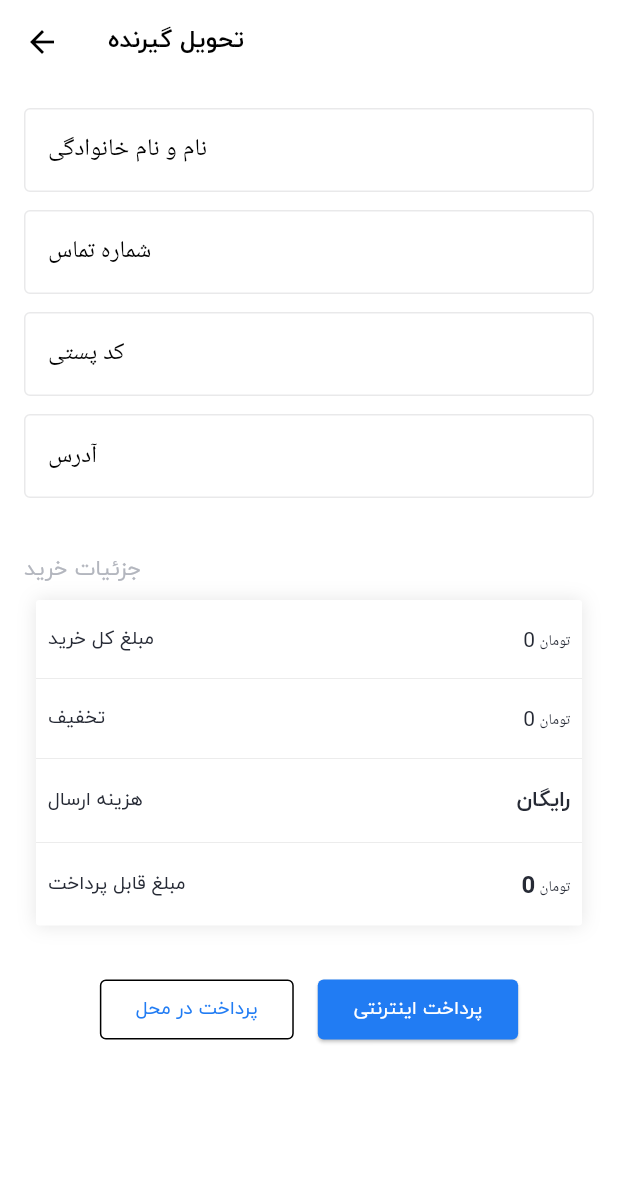
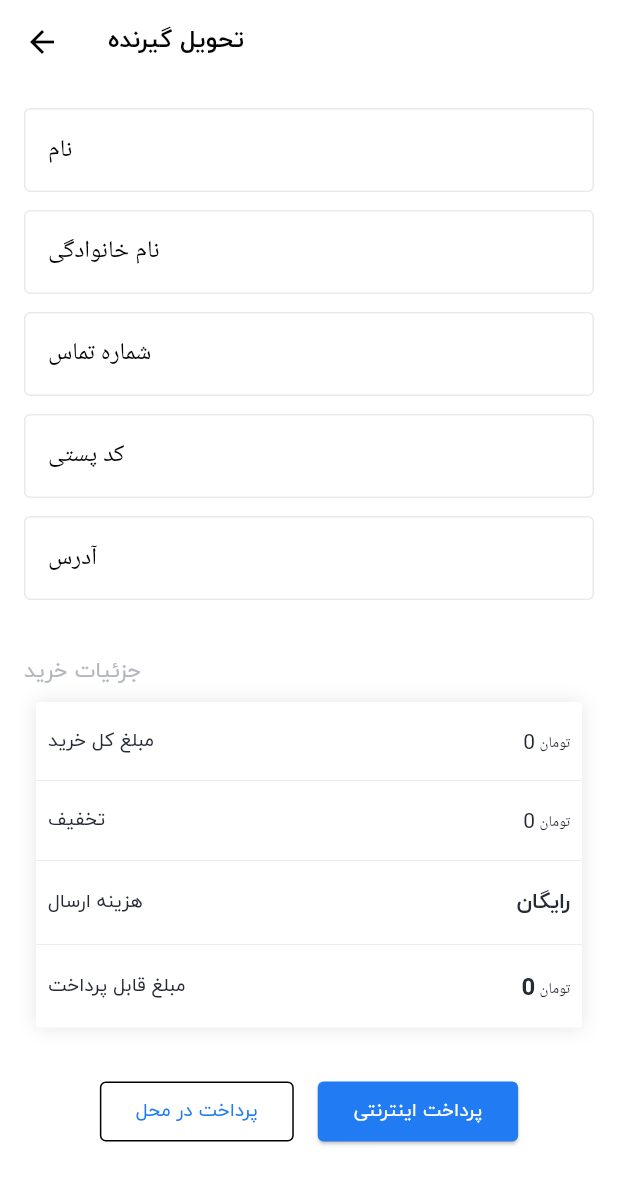
Before and after one commit to amir9877h/shop_flutter, a Flutter app: the ShippingScreen screen opened directly with empty values, on a phone screen of 412 x 824 dp. Shown: the top 1184 px of the screen. Run offline on Flutter 3.47's test engine with Material 3 defaults, Android fonts, the phone set to English and light mode, and no system bars; our stand-ins replace bloc, cached_network_image, dio, equatable, flutter_bloc, flutter_svg and 3 more; accounts and stored records are empty; network calls fail.

```diff
--- /dev/null
+++ b/lib/data/order.dart
@@ -0,0 +1,32 @@
+class CreateOrderResult {
+  final int orderId;
+  final String bankGatewayUrl;
+
+  CreateOrderResult({required this.orderId, required this.bankGatewayUrl});
+
+  CreateOrderResult.fromJson(Map<String, dynamic> json)
+      : orderId = json['order_id'],
+        bankGatewayUrl = json['bank_gateway_url'];
+}
+
+class CreateOrderParameters {
+  final String firstName;
+  final String lastName;
+  final String phoneNumber;
+  final String postalCode;
+  final String address;
+  final PaymentMethod paymentMethod;
+
+  CreateOrderParameters(
+      {required this.firstName,
+      required this.lastName,
+      required this.phoneNumber,
+      required this.postalCode,
+      required this.address,
+      required this.paymentMethod});
+}
+
+enum PaymentMethod {
+  online,
+  cashOnDelivery,
+}
--- /dev/null
+++ b/lib/data/repo/order_repository.dart
@@ -0,0 +1,21 @@
+import 'package:shop_flutter/common/http_client.dart';
+import 'package:shop_flutter/data/order.dart';
+import 'package:shop_flutter/data/source/order_data_source.dart';
+
+final orderRepository =
+    OrderRepository(dataSource: OrderRemoteDataSource(httpClient: httpClient));
+
+abstract class IOrderRepository {
+  Future<CreateOrderResult> createOrder(CreateOrderParameters parameters);
+}
+
+class OrderRepository implements IOrderRepository {
+  final IOrderDataSource dataSource;
+
+  OrderRepository({required this.dataSource});
+
+  @override
+  Future<CreateOrderResult> createOrder(CreateOrderParameters parameters) {
+    return dataSource.createOrder(parameters);
+  }
+}
--- a/lib/ui/product/bloc/product_bloc.dart
+++ b/lib/ui/product/bloc/product_bloc.dart
@@ -14,7 +14,8 @@ class ProductBloc extends Bloc<ProductEvent, ProductState> {
         try {
           emit(ProductAddToCartButtonLoading());
           await Future.delayed(const Duration(seconds: 2));
-          final result = await cartRepository.add(event.productId);
+          await cartRepository.add(event
+              .productId); //final result = await cartRepository.add(event.productId);
           await cartRepository.count();
           emit(ProductAddToCartSuccess());
         } catch (e) {
--- /dev/null
+++ b/lib/ui/shipping/bloc/shipping_event.dart
@@ -0,0 +1,14 @@
+part of 'shipping_bloc.dart';
+
+sealed class ShippingEvent extends Equatable {
+  const ShippingEvent();
+
+  @override
+  List<Object> get props => [];
+}
+
+class ShippingCreateOrder extends ShippingEvent {
+  final CreateOrderParameters parameters;
+
+  const ShippingCreateOrder({required this.parameters});
+}
--- /dev/null
+++ b/lib/ui/shipping/bloc/shipping_state.dart
@@ -0,0 +1,30 @@
+part of 'shipping_bloc.dart';
+
+sealed class ShippingState extends Equatable {
+  const ShippingState();
+
+  @override
+  List<Object> get props => [];
+}
+
+final class ShippingInitial extends ShippingState {}
+
+final class ShippingLoading extends ShippingState {}
+
+final class ShippingError extends ShippingState {
+  final AppException exception;
+
+  const ShippingError(this.exception);
+
+  @override
+  List<Object> get props => [exception];
+}
+
+final class ShippingSuccess extends ShippingState {
+  final CreateOrderResult result;
+
+  const ShippingSuccess({required this.result});
+
+  @override
+  List<Object> get props => [result];
+}
--- a/lib/ui/shipping/shipping.dart
+++ b/lib/ui/shipping/shipping.dart
@@ -1,9 +1,15 @@
+import 'dart:async';
+
 import 'package:flutter/material.dart';
+import 'package:flutter_bloc/flutter_bloc.dart';
 import 'package:shop_flutter/common/utils.dart';
+import 'package:shop_flutter/data/order.dart';
+import 'package:shop_flutter/data/repo/order_repository.dart';
 import 'package:shop_flutter/ui/cart/price_info.dart';
 import 'package:shop_flutter/ui/receipt/payment_receipt.dart';
+import 'package:shop_flutter/ui/shipping/bloc/shipping_bloc.dart';
 
-class ShippingScreen extends StatelessWidget {
+class ShippingScreen extends StatefulWidget {
   final int payablePrice;
   final int shippingCost;
   final int totalPrice;
@@ -13,6 +19,30 @@ class ShippingScreen extends StatelessWidget {
       required this.payablePrice,
       required this.shippingCost,
       required this.totalPrice});
+
+  @override
+  State<ShippingScreen> createState() => _ShippingScreenState();
+}
+
+class _ShippingScreenState extends State<ShippingScreen> {
+  final TextEditingController firstNameController = TextEditingController();
+
+  final TextEditingController lastNameController = TextEditingController();
+
+  final TextEditingController phoneNumberController = TextEditingController();
+
+  final TextEditingController postalCodeController = TextEditingController();
+
+  final TextEditingController addressController = TextEditingController();
+
+  StreamSubscription? subscription;
+
+  @override
+  void dispose() {
+    subscription?.cancel();
+    super.dispose();
+  }
+
   @override
   Widget build(BuildContext context) {
     return Scaffold(
@@ -20,56 +50,100 @@ class ShippingScreen extends StatelessWidget {
         title: const Text('تحویل گیرنده'),
         centerTitle: false,
       ),
-      body: SingleChildScrollView(
+      body: BlocProvider<ShippingBloc>(
+        create: (context) {
+          final bloc = ShippingBloc(repository: orderRepository);
+          subscription = bloc.stream.listen((event) {
+            if (event is ShippingError) {
+              ScaffoldMessenger.of(context).showSnackBar(
+                  SnackBar(content: Text(event.exception.message)));
+            } else if (event is ShippingSuccess) {
+              Navigator.of(context).push(MaterialPageRoute(
+                  builder: (context) => const PaymentReceiptScreen()));
+            }
+          });
+
+          return bloc;
+        },
+        child: SingleChildScrollView(
             physics: defaultscrollphysics,
             padding: const EdgeInsets.all(16),
             child: Column(
               crossAxisAlignment: CrossAxisAlignment.center,
               children: [
-              const TextField(
-                decoration: InputDecoration(label: Text('نام و نام خانوادگی')),
+                TextField(
+                  controller: firstNameController,
+                  decoration: const InputDecoration(label: Text('نام')),
                 ),
                 const SizedBox(
                   height: 12,
                 ),
-              const TextField(
-                decoration: InputDecoration(label: Text('شماره تماس')),
+                TextField(
+                  controller: lastNameController,
+                  decoration:
+                      const InputDecoration(label: Text('نام خانوادگی')),
                 ),
                 const SizedBox(
                   height: 12,
                 ),
-              const TextField(
-                decoration: InputDecoration(label: Text('کد پستی')),
+                TextField(
+                  controller: phoneNumberController,
+                  decoration: const InputDecoration(label: Text('شماره تماس')),
                 ),
                 const SizedBox(
                   height: 12,
                 ),
-              const TextField(
-                decoration: InputDecoration(label: Text('آدرس')),
+                TextField(
+                  controller: postalCodeController,
+                  decoration: const InputDecoration(label: Text('کد پستی')),
+                ),
+                const SizedBox(
+                  height: 12,
+                ),
+                TextField(
+                  controller: addressController,
+                  decoration: const InputDecoration(label: Text('آدرس')),
                 ),
                 const SizedBox(
                   height: 12,
                 ),
                 PriceInfo(
-                  payablePrice: payablePrice,
-                  shippingCost: shippingCost,
-                  totalPrice: totalPrice),
-              Row(
+                    payablePrice: widget.payablePrice,
+                    shippingCost: widget.shippingCost,
+                    totalPrice: widget.totalPrice),
+                BlocBuilder<ShippingBloc, ShippingState>(
+                  builder: (context, state) {
+                    return state is ShippingSuccess
+                        ? const Center(
+                            child: CircularProgressIndicator(),
+                          )
+                        : Row(
                             mainAxisAlignment: MainAxisAlignment.center,
                             children: [
                               OutlinedButton(
                                   style: ButtonStyle(
-                        shape:
-                            MaterialStateProperty.all<RoundedRectangleBorder>(
+                                    shape: MaterialStateProperty.all<
+                                            RoundedRectangleBorder>(
                                         RoundedRectangleBorder(
                                       borderRadius: BorderRadius.circular(4.0),
                                       // side: BorderSide(color: Colors.red)
                                     )),
                                   ),
                                   onPressed: () {
-                        Navigator.of(context).push(MaterialPageRoute(
-                            builder: (context) =>
-                                const PaymentReceiptScreen()));
+                                    BlocProvider.of<ShippingBloc>(context).add(
+                                        ShippingCreateOrder(
+                                            parameters: CreateOrderParameters(
+                                                firstName:
+                                                    firstNameController.text,
+                                                lastName:
+                                                    lastNameController.text,
+                                                phoneNumber:
+                                                    phoneNumberController.text,
+                                                postalCode:
+                                                    postalCodeController.text,
+                                                address: addressController.text,
+                                                paymentMethod: PaymentMethod
+                                                    .cashOnDelivery)));
                                   },
                                   child: const Text('پرداخت در محل')),
                               const SizedBox(
@@ -77,23 +151,28 @@ class ShippingScreen extends StatelessWidget {
                               ),
                               ElevatedButton(
                                 style: ButtonStyle(
-                        shape:
-                            MaterialStateProperty.all<RoundedRectangleBorder>(
+                                    shape: MaterialStateProperty.all<
+                                            RoundedRectangleBorder>(
                                         RoundedRectangleBorder(
                                       borderRadius: BorderRadius.circular(4.0),
                                       // side: BorderSide(color: Colors.red)
                                     )),
                                     foregroundColor: MaterialStateProperty.all(
-                            Theme.of(context).colorScheme.onPrimary),
+                                        Theme.of(context)
+                                            .colorScheme
+                                            .onPrimary),
                                     backgroundColor: MaterialStateProperty.all(
                                         Theme.of(context).colorScheme.primary)),
                                 onPressed: () {},
                                 child: const Text('پرداخت اینترنتی'),
                               ),
                             ],
+                          );
+                  },
                 ),
               ],
             )),
+      ),
     );
   }
 }
```
Also changed, not shown: lib/data/payment_receipt.dart (added, +10 -0 lines), lib/data/source/order_data_source.dart (added, +29 -0 lines), lib/ui/shipping/bloc/shipping_bloc.dart (added, +26 -0 lines). Lines whose indentation alone changed are shown as unchanged.
